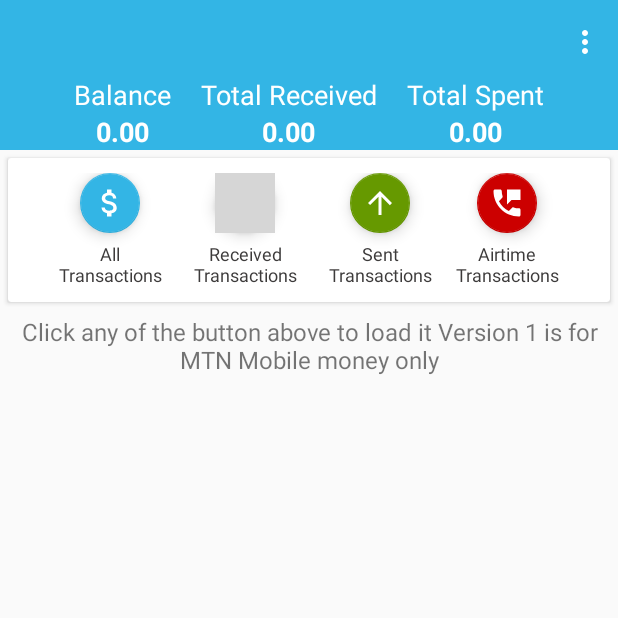
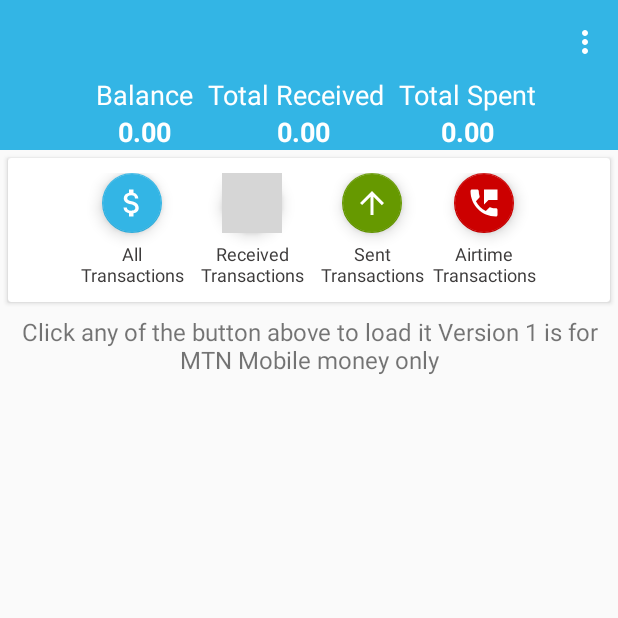
Before and after one commit to zakaria16/momomanager, an Android app: the screen it shows after launch (MainActivity), on a phone screen of 412 x 824 dp, the top half of it. Run offline under Robolectric (Android 15) with nearby library versions, the phone set to English and light mode, and no system bars; libraries missing offline, so code that uses them is left out: me.everything.providers; 6 statements that could not run were skipped; grey boxes are pictures that could not be loaded.

```diff
--- a/app/src/main/java/com/mazitekgh/momorecords/SmsReceiver.java
+++ b/app/src/main/java/com/mazitekgh/momorecords/SmsReceiver.java
@@ -35,7 +35,9 @@ public class SmsReceiver extends BroadcastReceiver {
 
 
                             //Pass the message text to interface
-                            mListener.momoReceive(msgBody);
+                            // mListener.momoReceive(msgBody);
+                            Toast.makeText(context, "is a mobile Message", Toast.LENGTH_SHORT).show();
+
 
                         } else {
                             Toast.makeText(context, "Not Momo Message", Toast.LENGTH_SHORT).show();
--- a/app/src/main/res/layout/activity_main.xml
+++ b/app/src/main/res/layout/activity_main.xml
@@ -45,7 +45,6 @@
                     android:layout_width="wrap_content"
                     android:layout_height="wrap_content"
                     android:layout_marginStart="10dp"
-                    android:layout_marginTop="10dp"
                     android:layout_marginEnd="10dp"
                     android:text="@string/balance"
                     android:textColor="@android:color/white"
@@ -54,8 +53,7 @@
                 <TextView
                     android:layout_width="wrap_content"
                     android:layout_height="wrap_content"
-                    android:layout_marginStart="10dp"
-                    android:layout_marginTop="10dp"
+
                     android:layout_marginEnd="10dp"
                     android:text="@string/total_received"
                     android:textColor="@android:color/white"
@@ -65,12 +63,8 @@
                 <TextView
                     android:layout_width="wrap_content"
                     android:layout_height="wrap_content"
-                    android:layout_marginStart="10dp"
-                    android:layout_marginTop="10dp"
-                    android:layout_marginEnd="10dp"
                     android:text="@string/total_spent"
                     android:textColor="@android:color/white"
-
                     android:textSize="18sp" />
 
                 <TextView
@@ -78,8 +72,6 @@
                     android:layout_width="wrap_content"
                     android:layout_height="wrap_content"
                     android:layout_gravity="center"
-                    android:layout_marginStart="10dp"
-                    android:layout_marginEnd="10dp"
                     android:text="0.00"
                     android:textColor="@android:color/white"
                     android:textSize="18sp"
--- a/app/src/main/res/values/dimens.xml
+++ b/app/src/main/res/values/dimens.xml
@@ -1,3 +1,3 @@
 <resources>
-    <dimen name="card_spacing">15dp</dimen>
+    <dimen name="card_spacing">5dp</dimen>
 </resources>
```
